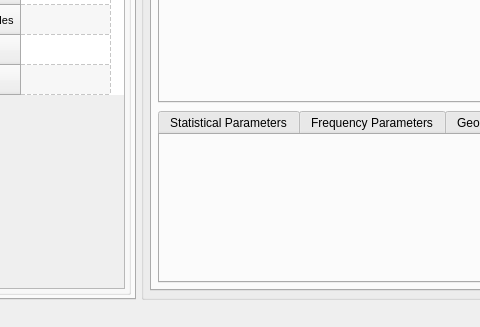
Qt form ecganalyzer.ui (mateuszbaran/ECG-analyzer) before a commit; both pictures show x 129 to 609 and y 227 to 554 of the 862 by 554 pixel window.
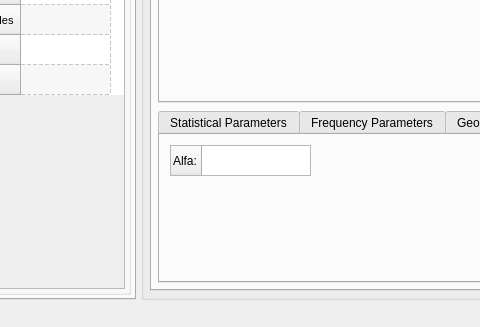
The same form after that commit. The open tabs and pages were chosen to show the change. Icons and pictures are not drawn. Custom widgets are drawn as their Qt base class.

Commit message: * (+) Parametr alfa na GUI

Patch:
```diff
--- a/ecganalyzer.ui
+++ b/ecganalyzer.ui
@@ -767,6 +767,36 @@
               <attribute name="title">
                <string>DFA Analysis</string>
               </attribute>
+              <widget class="QTableWidget" name="tableWidgetDFA">
+               <property name="geometry">
+                <rect>
+                 <x>10</x>
+                 <y>10</y>
+                 <width>141</width>
+                 <height>31</height>
+                </rect>
+               </property>
+               <property name="editTriggers">
+                <set>QAbstractItemView::NoEditTriggers</set>
+               </property>
+               <property name="alternatingRowColors">
+                <bool>true</bool>
+               </property>
+               <property name="gridStyle">
+                <enum>Qt::DashLine</enum>
+               </property>
+               <attribute name="horizontalHeaderVisible">
+                <bool>false</bool>
+               </attribute>
+               <attribute name="verticalHeaderVisible">
+                <bool>true</bool>
+               </attribute>
+               <row>
+                <property name="text">
+                 <string>Alfa:</string>
+                </property>
+               </row>
+              </widget>
              </widget>
             </widget>
            </item>
```
Left out of the diff: 2 changed lines with no effect on the pictures.
